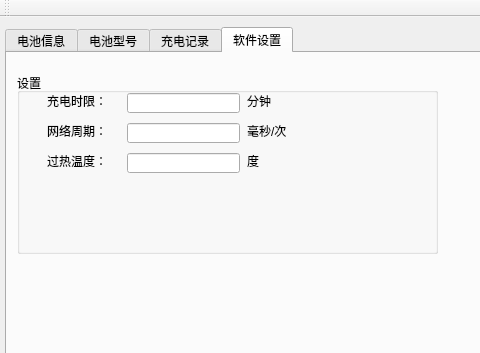
Qt form Project/chargingOption/chargingoption.ui (a013152/ChargingV3.1) before a commit; both pictures show x 0 to 480 and y 0 to 353 of the 790 by 570 pixel window.
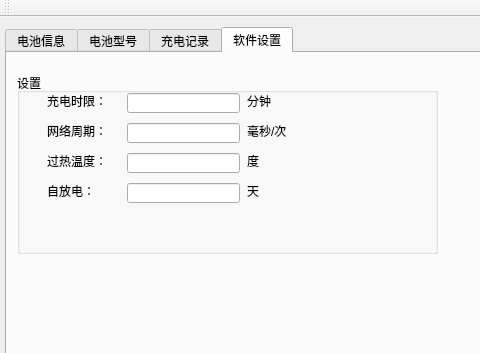
The same form after that commit. The open tabs and pages were chosen to show the change.

```diff
--- a/Project/chargingOption/chargingoption.ui
+++ b/Project/chargingOption/chargingoption.ui
@@ -443,6 +443,42 @@
         <string>度</string>
        </property>
       </widget>
+      <widget class="QLineEdit" name="lineEdit_4">
+       <property name="geometry">
+        <rect>
+         <x>110</x>
+         <y>110</y>
+         <width>113</width>
+         <height>20</height>
+        </rect>
+       </property>
+      </widget>
+      <widget class="QLabel" name="label_11">
+       <property name="geometry">
+        <rect>
+         <x>30</x>
+         <y>110</y>
+         <width>81</width>
+         <height>16</height>
+        </rect>
+       </property>
+       <property name="text">
+        <string>自放电：</string>
+       </property>
+      </widget>
+      <widget class="QLabel" name="label_12">
+       <property name="geometry">
+        <rect>
+         <x>230</x>
+         <y>110</y>
+         <width>61</width>
+         <height>16</height>
+        </rect>
+       </property>
+       <property name="text">
+        <string>天</string>
+       </property>
+      </widget>
      </widget>
      <widget class="QPushButton" name="btnSave_3">
       <property name="geometry">
```
Left out of the diff: 2 changed lines with no effect on the pictures.
